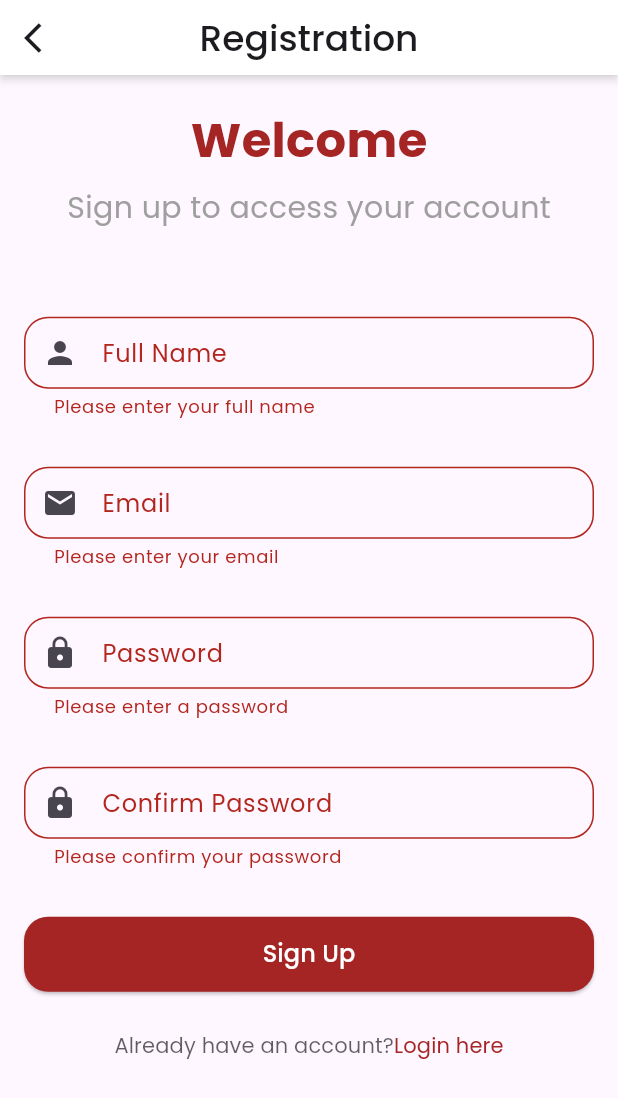
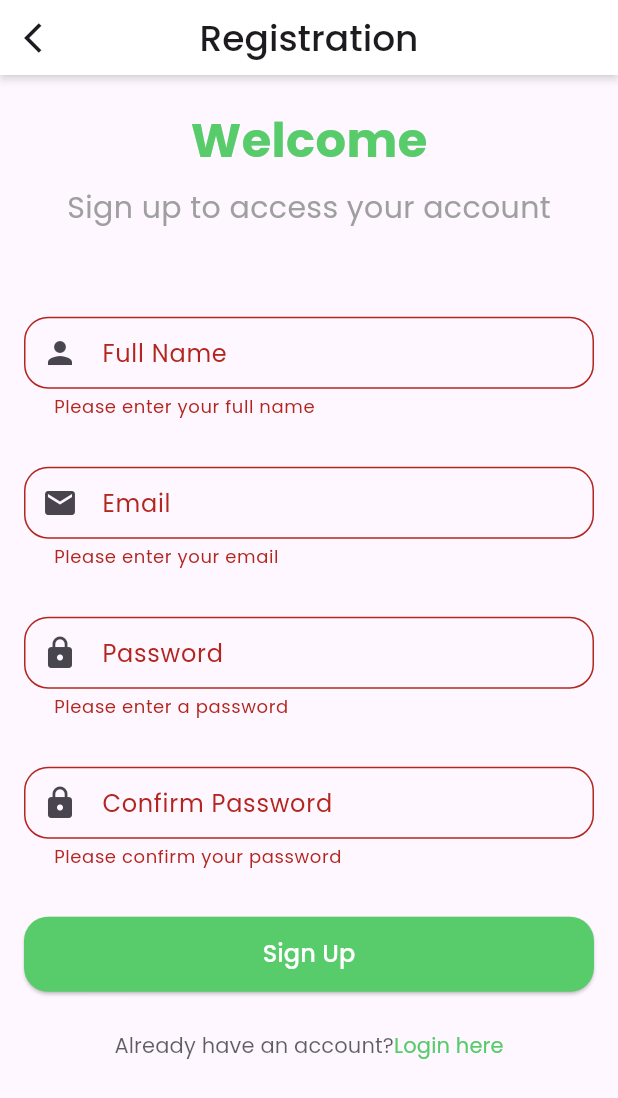
Before and after one commit to Mobarak6/bloc_travel, a Flutter app: the RegistrationScreen screen opened by its route, after a tap on "Sign Up", on a phone screen of 412 x 824 dp. Shown: the top 1098 px of the screen. Run offline on Flutter 3.47's test engine with Material 3 defaults, Android fonts, the phone set to English and light mode, and no system bars; our stand-ins replace auto_route, bloc, dio, flutter_bloc, freezed_annotation, get_it and 5 more; accounts and stored records are empty; generated files the repository leaves out were written again.

Commit message:
register complete

```diff
--- /dev/null
+++ b/devtools_options.yaml
@@ -0,0 +1,3 @@
+description: This file stores settings for Dart & Flutter DevTools.
+documentation: https://docs.flutter.dev/tools/devtools/extensions#configure-extension-enablement-states
+extensions:
--- a/lib/l10n/arb/app_en.arb
+++ b/lib/l10n/arb/app_en.arb
@@ -29,5 +29,7 @@
      "pleaseEnterAPassword": "Please enter a password",
      "passwordMustBeAtLeast8Characters": "Password must be at least 8 characters",
      "pleaseConfirmYourPassword": "Please confirm your password",
-     "passwordsDoNotMatch": "Passwords do not match"
+     "passwordsDoNotMatch": "Passwords do not match",
+     "this_field_is_required": "This field is required"
+
 }
--- a/lib/src/features/auth/managers/auth_event.dart
+++ b/lib/src/features/auth/managers/auth_event.dart
@@ -2,19 +2,16 @@ part of 'auth_bloc.dart';
 
 @freezed
 abstract class AuthEvent with _$AuthEvent {
-  // const factory AuthEvent.checkAuthUserExist(String email) = _CheckAuthUserExist;
+  // const factory AuthEvent.checkAuthUserExist(String email) =_CheckAuthUserExist;
 
   const factory AuthEvent.signInWithEmailAndPassword({
-    required String email, required String password,
+    required String email,
+    required String password,
   }) = _SignInWithEmailAndPassword;
 
   const factory AuthEvent.signUpWithEmailAndPassword({
-    required String email, required String password,
+    required String email,
+    required String password,
+    required String name,
   }) = _SignUpWithEmailAndPassword;
-
-
-
-
-
-
 }
--- a/lib/src/features/auth/screens/registration_screen.dart
+++ b/lib/src/features/auth/screens/registration_screen.dart
@@ -4,9 +4,12 @@ import 'package:flutter_bloc/flutter_bloc.dart';
 import 'package:travel_app/app_di.dart';
 import 'package:travel_app/l10n/l10n.dart';
 import 'package:travel_app/src/features/auth/managers/auth_bloc.dart';
+import 'package:travel_app/src/shared/extensions/overlay_extensions.dart';
 import 'package:travel_app/src/shared/utils/dimensions.dart';
 import 'package:travel_app/src/shared/utils/styles.dart';
+import 'package:travel_app/src/shared/utils/validate_check.dart';
 import 'package:travel_app/src/shared/widgets/custom_app_bar.dart';
+import 'package:travel_app/src/shared/widgets/custom_text_field_widget.dart';
 import 'package:travel_app/src/travel_ap_router.gr.dart';
 
 @RoutePage()
@@ -26,8 +29,7 @@ class _RegistrationScreenState extends State<RegistrationScreen> {
   final TextEditingController _nameController = TextEditingController();
   final TextEditingController _emailController = TextEditingController();
   final TextEditingController _passwordController = TextEditingController();
-  final TextEditingController _confirmPasswordController =
-      TextEditingController();
+  final TextEditingController _confirmPasswordController = TextEditingController();
 
   final GlobalKey<FormState> _signUpKey = GlobalKey<FormState>();
   late AuthBloc _authBloc;
@@ -55,23 +57,7 @@ class _RegistrationScreenState extends State<RegistrationScreen> {
   Widget build(BuildContext context) {
     return BlocProvider(
       create: (context) => _authBloc,
-      child: BlocConsumer<AuthBloc, AuthState>(
-        listener: (context, state) {
-          state.whenOrNull(
-            success: () {
-              context.router.replace(const HomeRoute());
-            },
-            error: (e) {
-              ScaffoldMessenger.of(context).showSnackBar(
-                SnackBar(content: Text(e?.toString() ?? 'Registration failed')),
-              );
-            },
-          );
-        },
-        builder: (context, state) {
-          final isLoading = state.whenOrNull(inProgress: () => true) ?? false;
-
-          return Scaffold(
+      child: Scaffold(
         appBar: CustomAppBar(title: context.l10n.registration),
         body: Padding(
           padding: const EdgeInsets.symmetric(
@@ -105,7 +91,7 @@ class _RegistrationScreenState extends State<RegistrationScreen> {
                       height: MediaQuery.of(context).size.height * 0.07,
                     ),
 
-                        CustomTextField(
+                    CustomTextFieldWidget(
                       labelText: context.l10n.fullName,
                       hintText: context.l10n.enterFullName,
                       controller: _nameController,
@@ -113,16 +99,15 @@ class _RegistrationScreenState extends State<RegistrationScreen> {
                       nextFocus: _emailFocus,
                       inputType: TextInputType.text,
                       prefixIcon: Icons.person,
-                          validator: (value) {
-                            if (value == null || value.trim().isEmpty) {
-                              return context.l10n.pleaseEnterYourFullName;
-                            }
-                            return null;
-                          },
+                      validator: (value) => ValidateCheck.validateEmptyText(
+                        context,
+                        value?.trim(),
+                        context.l10n.pleaseEnterYourFullName,
+                      ),
                     ),
                     const SizedBox(height: Dimensions.spacingExtraLarge),
 
-                        CustomTextField(
+                    CustomTextFieldWidget(
                       labelText: context.l10n.email,
                       hintText: context.l10n.enterEmailAddress,
                       controller: _emailController,
@@ -130,21 +115,14 @@ class _RegistrationScreenState extends State<RegistrationScreen> {
                       nextFocus: _passwordFocus,
                       inputType: TextInputType.emailAddress,
                       prefixIcon: Icons.email,
-                          validator: (value) {
-                            if (value == null || value.trim().isEmpty) {
-                              return context.l10n.pleaseEnterYourEmail;
-                            }
-                            if (!RegExp(
-                              r'^[\w-\.]+@([\w-]+\.)+[\w-]{2,4}$',
-                            ).hasMatch(value)) {
-                              return context.l10n.pleaseEnterAValidEmail;
-                            }
-                            return null;
-                          },
+                      validator: (value) => ValidateCheck.validateEmail(
+                        context,
+                        value?.trim(),
+                      ),
                     ),
                     const SizedBox(height: Dimensions.spacingExtraLarge),
 
-                        CustomTextField(
+                    CustomTextFieldWidget(
                       labelText: context.l10n.password,
                       hintText: context.l10n.enterPasswordMin8Characters,
                       controller: _passwordController,
@@ -153,21 +131,15 @@ class _RegistrationScreenState extends State<RegistrationScreen> {
                       inputType: TextInputType.visiblePassword,
                       prefixIcon: Icons.lock,
                       isPassword: true,
-                          validator: (value) {
-                            if (value == null || value.trim().isEmpty) {
-                              return context.l10n.pleaseEnterAPassword;
-                            }
-                            if (value.length < 8) {
-                              return context
-                                  .l10n
-                                  .passwordMustBeAtLeast8Characters;
-                            }
-                            return null;
-                          },
+                      validator: (value) => ValidateCheck.validatePassword(
+                        context,
+                        value?.trim(),
+                        null,
+                      ),
                     ),
                     const SizedBox(height: Dimensions.spacingExtraLarge),
 
-                        CustomTextField(
+                    CustomTextFieldWidget(
                       labelText: context.l10n.confirmPassword,
                       hintText: context.l10n.confirmYourPassword,
                       controller: _confirmPasswordController,
@@ -175,21 +147,31 @@ class _RegistrationScreenState extends State<RegistrationScreen> {
                       inputType: TextInputType.visiblePassword,
                       prefixIcon: Icons.lock,
                       isPassword: true,
-                          validator: (value) {
-                            if (value == null || value.trim().isEmpty) {
-                              return context.l10n.pleaseConfirmYourPassword;
-                            }
-                            if (value != _passwordController.text.trim()) {
-                              return context.l10n.passwordsDoNotMatch;
-                            }
-                            return null;
-                          },
+                      validator: (value) =>
+                          ValidateCheck.validateConfirmPassword(
+                            context,
+                            value?.trim(),
+                            _passwordController.text.trim(),
+                          ),
                     ),
 
                     const SizedBox(height: Dimensions.spacingExtraLarge),
 
-                        SizedBox(
-                          width: double.infinity,
+                    BlocConsumer<AuthBloc, AuthState>(
+                      listener: (context, state) {
+                        state.whenOrNull(
+                          success: ()=> context.router.replace(const LoginRoute()),
+                          error: (e) {
+                            context.showSnackBar(e.toString());
+                          },
+                        );
+                      },
+                      builder: (context, state) {
+                        final isLoading = state
+                            .whenOrNull(inProgress: () => true) ?? false;
+
+                        return SizedBox(
+                          width: double.maxFinite,
                           height: 50,
                           child: ElevatedButton(
                             onPressed: isLoading ? null : _signUp,
@@ -219,6 +201,8 @@ class _RegistrationScreenState extends State<RegistrationScreen> {
                               ),
                             ),
                           ),
+                        );
+                      },
                     ),
 
                     const SizedBox(height: Dimensions.spacingSmall),
@@ -238,7 +222,7 @@ class _RegistrationScreenState extends State<RegistrationScreen> {
                                   .textTheme
                                   .bodySmall
                                   ?.color
-                                      ?.withOpacity(0.7),
+                                  ?.withValues(alpha: 0.7),
                             ),
                           ),
                           Text(
@@ -260,14 +244,12 @@ class _RegistrationScreenState extends State<RegistrationScreen> {
             ),
           ),
         ),
-          );
-        },
       ),
     );
   }
 
   void _signUp() {
-    if (_signUpKey.currentState!.validate()) {
+    if (_signUpKey.currentState?.validate() ?? false) {
       final email = _emailController.text.trim();
       final password = _passwordController.text.trim();
 
@@ -275,77 +257,9 @@ class _RegistrationScreenState extends State<RegistrationScreen> {
         AuthEvent.signUpWithEmailAndPassword(
           email: email,
           password: password,
+          name: _nameController.text,
         ),
       );
     }
   }
 }
-
-class CustomTextField extends StatelessWidget {
-  const CustomTextField({
-    required this.labelText,
-    required this.hintText,
-    required this.controller,
-    required this.focusNode,
-    required this.inputType,
-    required this.prefixIcon,
-    super.key,
-    this.nextFocus,
-    this.isPassword = false,
-    this.validator,
-  });
-
-  final String labelText;
-  final String hintText;
-  final TextEditingController controller;
-  final FocusNode focusNode;
-  final FocusNode? nextFocus;
-  final TextInputType inputType;
-  final IconData prefixIcon;
-  final bool isPassword;
-  final String? Function(String?)? validator;
-
-  @override
-  Widget build(BuildContext context) {
-    return TextFormField(
-      controller: controller,
-      focusNode: focusNode,
-      keyboardType: inputType,
-      obscureText: isPassword,
-      textInputAction: nextFocus != null
-          ? TextInputAction.next
-          : TextInputAction.done,
-      onFieldSubmitted: nextFocus != null
-          ? (_) => nextFocus!.requestFocus()
-          : null,
-      validator: validator,
-      decoration: InputDecoration(
-        labelText: labelText,
-        hintText: hintText,
-        prefixIcon: Icon(prefixIcon),
-        border: OutlineInputBorder(
-          borderRadius: BorderRadius.circular(Dimensions.radiusDefault),
-        ),
-        enabledBorder: OutlineInputBorder(
-          borderRadius: BorderRadius.circular(Dimensions.radiusDefault),
-          borderSide: BorderSide(color: Theme.of(context).dividerColor),
-        ),
-        focusedBorder: OutlineInputBorder(
-          borderRadius: BorderRadius.circular(Dimensions.radiusDefault),
-          borderSide: BorderSide(
-            color: Theme.of(context).primaryColor,
-            width: 2,
-          ),
-        ),
-        errorBorder: OutlineInputBorder(
-          borderRadius: BorderRadius.circular(Dimensions.radiusDefault),
-          borderSide: BorderSide(color: Theme.of(context).colorScheme.error),
-        ),
-        contentPadding: const EdgeInsets.symmetric(
-          horizontal: Dimensions.spacingMedium,
-          vertical: Dimensions.spacingSmall,
-        ),
-      ),
-    );
-  }
-}
--- a/lib/src/shared/assets/assets.gen.dart
+++ b/lib/src/shared/assets/assets.gen.dart
@@ -38,6 +38,9 @@ class $AssetsFontsGen {
 class $AssetsImagesGen {
   const $AssetsImagesGen();
 
+  /// File path: assets/images/logo.png
+  AssetGenImage get logo => const AssetGenImage('assets/images/logo.png');
+
   /// File path: assets/images/profile_place_holder.png
   AssetGenImage get profilePlaceHolder =>
       const AssetGenImage('assets/images/profile_place_holder.png');
@@ -47,7 +50,7 @@ class $AssetsImagesGen {
       const AssetGenImage('assets/images/splash_image.png');
 
   /// List of all assets
-  List<AssetGenImage> get values => [profilePlaceHolder, splashImage];
+  List<AssetGenImage> get values => [logo, profilePlaceHolder, splashImage];
 }
 
 class Assets {
--- /dev/null
+++ b/lib/src/shared/utils/validate_check.dart
@@ -0,0 +1,101 @@
+import 'package:flutter/foundation.dart';
+import 'package:flutter/widgets.dart';
+import 'package:travel_app/l10n/l10n.dart';
+
+class ValidateCheck {
+  static String? validateEmail(BuildContext context, String? value) {
+    const pattern =
+        r"(?:[a-z0-9!#$%&'*+/=?^_`{|}~-]+(?:\.[a-z0-9!#$%&'"
+        r'*+/=?^_`{|}~-]+)*|"(?:[\x01-\x08\x0b\x0c\x0e-\x1f\x21\x23-\x5b\x5d-'
+        r'\x7f]|\\[\x01-\x09\x0b\x0c\x0e-\x7f])*")@(?:(?:[a-z0-9](?:[a-z0-9-]*'
+        r'[a-z0-9])?\.)+[a-z0-9](?:[a-z0-9-]*[a-z0-9])?|\[(?:(?:(2(5[0-5]|[0-4]'
+        r'[0-9])|1[0-9][0-9]|[1-9]?[0-9]))\.){3}(?:(2(5[0-5]|[0-4][0-9])|1[0-9]'
+        r'[0-9]|[1-9]?[0-9])|[a-z0-9-]*[a-z0-9]:(?:[\x01-\x08\x0b\x0c\x0e-\x1f\'
+        r'x21-\x5a\x53-\x7f]|\\[\x01-\x09\x0b\x0c\x0e-\x7f])+)\])';
+    final kEmailValid = RegExp(pattern);
+    final isValid = kEmailValid.hasMatch(value.toString());
+    if (value!.isEmpty) {
+      return context.l10n.pleaseEnterYourEmail;
+    } else if (!isValid) {
+      return context.l10n.pleaseEnterAValidEmail;
+    }
+    return null;
+  }
+
+  static String? validateEmptyText(
+    BuildContext context,
+    String? value,
+    String? message,
+  ) {
+    if (value == null || value.isEmpty) {
+      // Pass a localized message from callers when possible
+      return message ?? context.l10n.this_field_is_required;
+    }
+    return null;
+  }
+
+  static String? validatePhone(
+    BuildContext context,
+    String? value,
+    String? message,
+  ) {
+    if (value == null || value.isEmpty) {
+      return message ?? message ?? context.l10n.this_field_is_required;
+    }
+    return null;
+  }
+
+  static String? validatePassword(
+    BuildContext context,
+    String? value,
+    String? message,
+  ) {
+    if (value == null || value.isEmpty) {
+      return message ?? context.l10n.pleaseEnterAPassword;
+    } else if (value.length < 8) {
+      return context.l10n.passwordMustBeAtLeast8Characters;
+    }
+    return null;
+  }
+
+  static String? validateConfirmPassword(
+    BuildContext context,
+    String? value,
+    String? password,
+  ) {
+    if (value == null || value.isEmpty) {
+      return context.l10n.pleaseConfirmYourPassword;
+    } else if (value != password) {
+      return context.l10n.passwordsDoNotMatch;
+    }
+    return null;
+  }
+
+  static String getValidPhone(
+    String number,
+    String countryCode, {
+    bool isRemoveZero = false,
+  }) {
+    // Normalize inputs
+    final digitsOnly = number.replaceAll(RegExp(r'\D'), '');
+    final ccDigits = countryCode.replaceAll(RegExp(r'\D'), '');
+
+    // Remove country code from the beginning if present
+    String local = digitsOnly.startsWith(ccDigits)
+        ? digitsOnly.substring(ccDigits.length)
+        : digitsOnly;
+
+    // Trim leading zeros as needed
+    if (isRemoveZero) {
+      local = local.replaceFirst(RegExp(r'^0+'), '');
+    } else {
+      local = local.replaceFirst(RegExp(r'^0+'), '');
+      local = local.isEmpty ? '' : '0$local';
+    }
+
+    if (kDebugMode) {
+      print('Phone Number : $local');
+    }
+    return local;
+  }
+}
--- /dev/null
+++ b/lib/src/shared/widgets/custom_text_field_widget.dart
@@ -0,0 +1,71 @@
+import 'package:flutter/material.dart';
+import 'package:travel_app/src/shared/utils/dimensions.dart';
+
+class CustomTextFieldWidget extends StatelessWidget {
+  const CustomTextFieldWidget({
+    required this.labelText,
+    required this.hintText,
+    required this.controller,
+    required this.focusNode,
+    required this.inputType,
+    required this.prefixIcon,
+    super.key,
+    this.nextFocus,
+    this.isPassword = false,
+    this.validator,
+  });
+
+  final String labelText;
+  final String hintText;
+  final TextEditingController controller;
+  final FocusNode focusNode;
+  final FocusNode? nextFocus;
+  final TextInputType inputType;
+  final IconData prefixIcon;
+  final bool isPassword;
+  final String? Function(String?)? validator;
+
+  @override
+  Widget build(BuildContext context) {
+    return TextFormField(
+      controller: controller,
+      focusNode: focusNode,
+      keyboardType: inputType,
+      obscureText: isPassword,
+      textInputAction: nextFocus != null
+          ? TextInputAction.next
+          : TextInputAction.done,
+      onFieldSubmitted: nextFocus != null
+          ? (_) => nextFocus!.requestFocus()
+          : null,
+      validator: validator,
+      decoration: InputDecoration(
+        labelText: labelText,
+        hintText: hintText,
+        prefixIcon: Icon(prefixIcon),
+        border: OutlineInputBorder(
+          borderRadius: BorderRadius.circular(Dimensions.radiusDefault),
+        ),
+        enabledBorder: OutlineInputBorder(
+          borderRadius: BorderRadius.circular(Dimensions.radiusDefault),
+          borderSide: BorderSide(color: Theme.of(context).dividerColor),
+        ),
+        focusedBorder: OutlineInputBorder(
+          borderRadius: BorderRadius.circular(Dimensions.radiusDefault),
+          borderSide: BorderSide(
+            color: Theme.of(context).primaryColor,
+            width: 2,
+          ),
+        ),
+        errorBorder: OutlineInputBorder(
+          borderRadius: BorderRadius.circular(Dimensions.radiusDefault),
+          borderSide: BorderSide(color: Theme.of(context).colorScheme.error),
+        ),
+        contentPadding: const EdgeInsets.symmetric(
+          horizontal: Dimensions.spacingMedium,
+          vertical: Dimensions.spacingSmall,
+        ),
+      ),
+    );
+  }
+}
--- a/lib/theme/light_theme.dart
+++ b/lib/theme/light_theme.dart
@@ -3,7 +3,7 @@ import 'package:travel_app/src/shared/assets/fonts.gen.dart';
 
 ThemeData light = ThemeData(
     fontFamily: FontFamily.roboto,
-    primaryColor: const Color(0xFFA52524),
+    primaryColor: const Color(0xFF58CB6B),
     secondaryHeaderColor: const Color(0xFF4794FF),
     disabledColor: const Color(0xFFBABFC4),
     brightness: Brightness.light,
```
Also changed, not shown: lib/src/data/models/user_info_model.dart (added, +59 -0 lines), lib/src/data/repositories/auth/auth_repository.dart (+1 -6 lines), lib/src/data/repositories/auth/auth_repository_impl.dart (+6 -7 lines), lib/src/data/services/auth_service.dart (+6 -2 lines), lib/src/features/auth/managers/auth_bloc.dart (+7 -25 lines), lib/src/shared/extensions/overlay_extensions.dart (added, +55 -0 lines), assets/images/logo.png (added), lib/src/features/auth/managers/auth_bloc.freezed.dart (added). Lines whose indentation alone changed are shown as unchanged.
